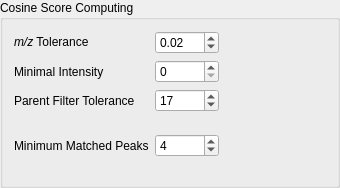
Above: lib/ui/widgets/cosine_options_widget.ui from metgem/metgem before the change. Below: the same form after it.
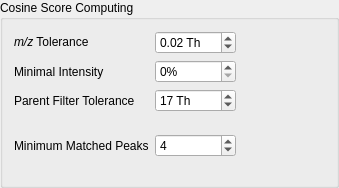
That is the form after the change.

Commit message: Add units to parameters widgets

The edit to the form file:
```diff
--- a/lib/ui/widgets/cosine_options_widget.ui
+++ b/lib/ui/widgets/cosine_options_widget.ui
@@ -6,7 +6,7 @@
    <rect>
     <x>0</x>
     <y>0</y>
-    <width>340</width>
+    <width>339</width>
     <height>188</height>
    </rect>
   </property>
@@ -25,6 +25,9 @@
      <property name="enabled">
       <bool>true</bool>
      </property>
+     <property name="suffix">
+      <string>%</string>
+     </property>
      <property name="maximum">
       <number>100</number>
      </property>
@@ -81,6 +84,12 @@
      <property name="enabled">
       <bool>true</bool>
      </property>
+     <property name="suffix">
+      <string> Th</string>
+     </property>
+     <property name="prefix">
+      <string/>
+     </property>
      <property name="maximum">
       <number>100</number>
      </property>
@@ -94,6 +103,12 @@
      <property name="enabled">
       <bool>true</bool>
      </property>
+     <property name="prefix">
+      <string/>
+     </property>
+     <property name="suffix">
+      <string> Th</string>
+     </property>
      <property name="maximum">
       <double>100.000000000000000</double>
      </property>
```
The commit also changes 3 other files.
